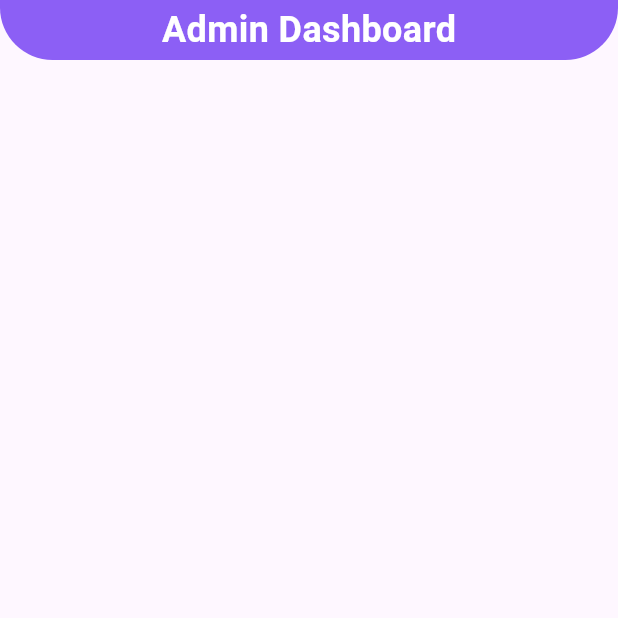
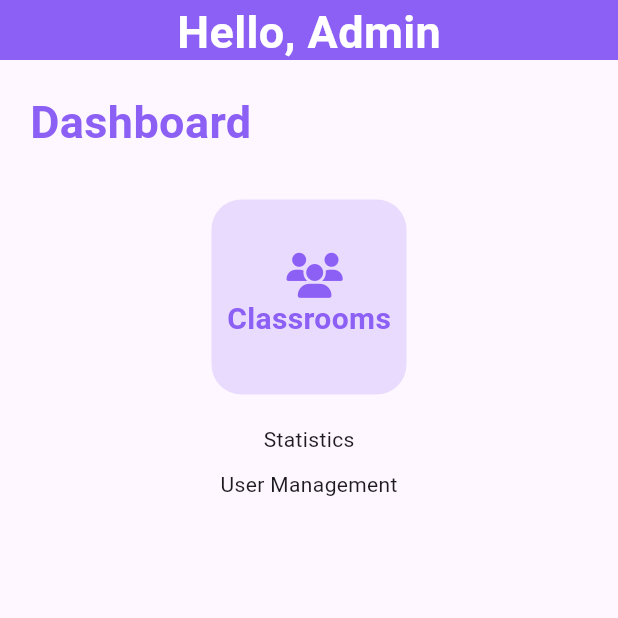
Before and after one commit to Sye0x/Demo-Virtual-Pre-School, a Flutter app: the screen it shows after launch, on a phone screen of 412 x 824 dp, the top half of it. Run offline on Flutter 3.47's test engine with Material 3 defaults, Android fonts, the light colour scheme and no system bars; our stand-ins replace font_awesome_flutter.

Commit message:
Adding a Custom widget

```diff
--- a/lib/admin/admindashboardscreen/admindashboardscreen.dart
+++ b/lib/admin/admindashboardscreen/admindashboardscreen.dart
@@ -1,4 +1,5 @@
-import 'package:demo_vps/admin/admindashboardscreen/dashboardheader.dart';
+import 'package:demo_vps/customwidgets/dashboardheader.dart';
+import 'package:font_awesome_flutter/font_awesome_flutter.dart';
 import 'package:flutter/material.dart';
 
 class AdminDashboardScreen extends StatefulWidget {
@@ -14,7 +15,64 @@ class AdminDashboardScreenState extends State<AdminDashboardScreen> {
     return Scaffold(
       body: Center(
         child: Column(
-          children: [DashboardHeader(), const SizedBox(height: 20)],
+          children: [
+            DashboardHeader(input: "Admin"),
+            const SizedBox(height: 20),
+            Column(
+              children: [
+                SizedBox(
+                  width: double.infinity,
+
+                  child: const Padding(
+                    padding: EdgeInsets.only(left: 20, bottom: 10),
+                    child: Text(
+                      "Dashboard",
+                      style: TextStyle(
+                        color: Color(0xFF8C5FF5),
+                        fontSize: 30,
+                        fontWeight: FontWeight.bold,
+                      ),
+                    ),
+                  ),
+                ),
+                SizedBox(height: 20),
+
+                Container(
+                  width: 130,
+                  height: 130,
+                  decoration: BoxDecoration(
+                    color: const Color.fromARGB(47, 140, 95, 245),
+                    borderRadius: BorderRadius.circular(20),
+                  ),
+                  child: Center(
+                    child: Column(
+                      mainAxisAlignment: MainAxisAlignment.center,
+                      children: [
+                        Icon(
+                          FontAwesomeIcons.users,
+                          color: const Color(0xFF8C5FF5),
+                          size: 30,
+                        ),
+                        Text(
+                          "Classrooms",
+                          style: TextStyle(
+                            color: Color(0xFF8C5FF5),
+                            fontSize: 20,
+                            fontWeight: FontWeight.bold,
+                          ),
+                        ),
+                      ],
+                    ),
+                  ),
+                ),
+                const SizedBox(height: 20),
+                const Text("Statistics"),
+                const SizedBox(height: 10),
+                const Text("User Management"),
+              ],
+            ),
+            const SizedBox(height: 20),
+          ],
         ),
       ),
     );
--- a/lib/admin/admindashboardscreen/dashboardheader.dart
+++ /dev/null
@@ -1,30 +0,0 @@
-import 'package:flutter/material.dart';
-
-class DashboardHeader extends StatelessWidget {
-  const DashboardHeader({super.key});
-
-  @override
-  Widget build(BuildContext context) {
-    return Container(
-      width: double.infinity,
-      height: 40,
-      decoration: BoxDecoration(
-        color: const Color(0xFF8C5FF5),
-        borderRadius: const BorderRadius.only(
-          bottomLeft: Radius.circular(35),
-          bottomRight: Radius.circular(35),
-        ),
-      ),
-      child: const Center(
-        child: Text(
-          "Admin Dashboard",
-          style: TextStyle(
-            fontSize: 24,
-            fontWeight: FontWeight.bold,
-            color: Colors.white,
-          ),
-        ),
-      ),
-    );
-  }
-}
--- /dev/null
+++ b/lib/customwidgets/dashboardheader.dart
@@ -0,0 +1,26 @@
+import 'package:flutter/material.dart';
+
+class DashboardHeader extends StatelessWidget {
+  final String input;
+
+  const DashboardHeader({required this.input, super.key});
+
+  @override
+  Widget build(BuildContext context) {
+    return Container(
+      width: double.infinity,
+      height: 40,
+      decoration: BoxDecoration(color: const Color(0xFF8C5FF5)),
+      child: Center(
+        child: Text(
+          "Hello, $input",
+          style: const TextStyle(
+            fontSize: 30,
+            fontWeight: FontWeight.bold,
+            color: Colors.white,
+          ),
+        ),
+      ),
+    );
+  }
+}
--- /dev/null
+++ b/lib/customwidgets/dashboardoptionscontainer.dart
@@ -0,0 +1,37 @@
+import 'package:flutter/material.dart';
+
+class DashboardOptionsContainer extends StatelessWidget {
+  const DashboardOptionsContainer({super.key});
+
+  @override
+  Widget build(BuildContext context) {
+    return Container(
+      width: 130,
+      height: 130,
+      decoration: BoxDecoration(
+        color: const Color.fromARGB(47, 140, 95, 245),
+        borderRadius: BorderRadius.circular(20),
+      ),
+      child: Center(
+        child: Column(
+          mainAxisAlignment: MainAxisAlignment.center,
+          children: [
+            Icon(
+              FontAwesomeIcons.users,
+              color: const Color(0xFF8C5FF5),
+              size: 30,
+            ),
+            Text(
+              "Classrooms",
+              style: TextStyle(
+                color: Color(0xFF8C5FF5),
+                fontSize: 20,
+                fontWeight: FontWeight.bold,
+              ),
+            ),
+          ],
+        ),
+      ),
+    );
+  }
+}
--- a/pubspec.yaml
+++ b/pubspec.yaml
@@ -34,6 +34,7 @@ dependencies:
   # The following adds the Cupertino Icons font to your application.
   # Use with the CupertinoIcons class for iOS style icons.
   cupertino_icons: ^1.0.8
+  font_awesome_flutter: ^10.4.0
 
 dev_dependencies:
   flutter_test:
```
Also changed, not shown: pubspec.lock.
